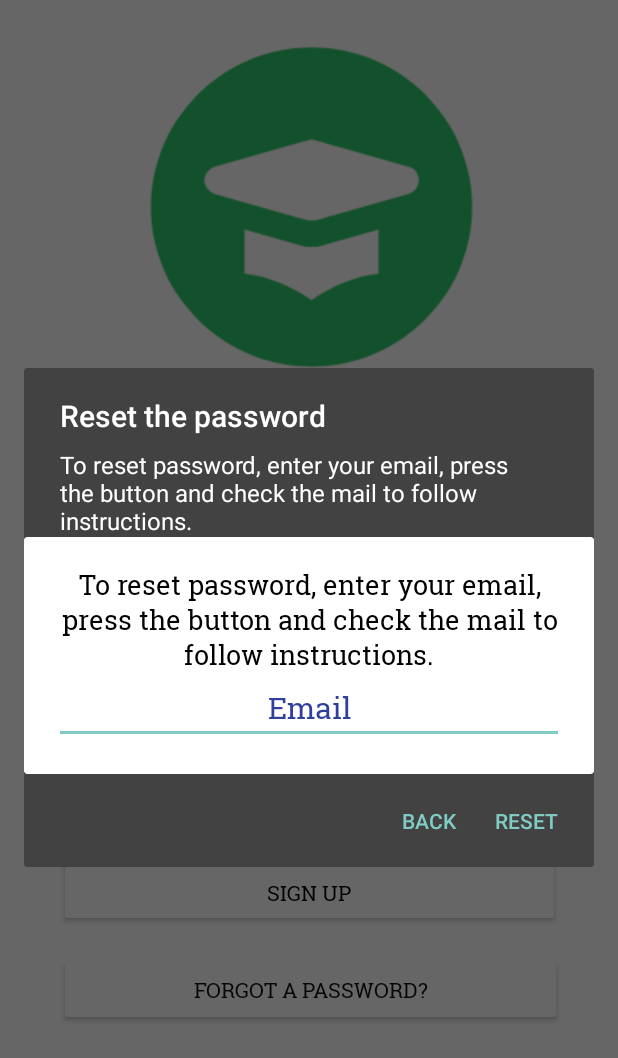
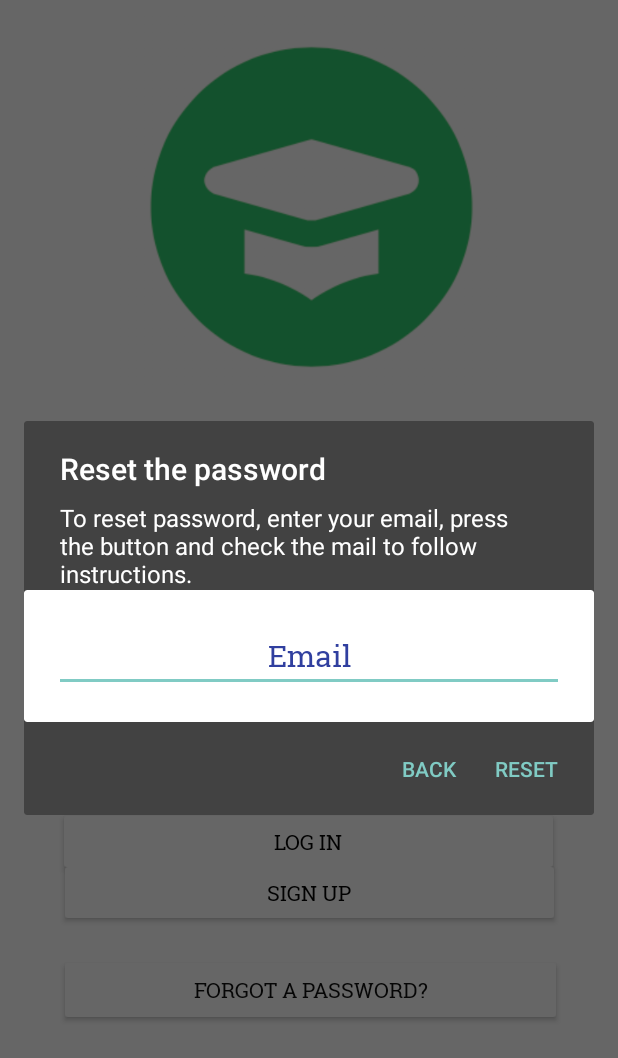
Before and after one commit to NastyaSuh/Learn-to-Earn, an Android app: the screen it shows after launch (MainActivity), after a tap on "FORGOT A PASSWORD?", on a phone screen of 412 x 824 dp. Shown: the top 1058 px of the screen. Run offline under Robolectric (Android 15) with nearby library versions, the phone set to English and light mode, and no system bars; our stand-ins replace Firebase (no records; nobody signed in at launch, a user with empty details on screens opened directly); libraries missing offline, so code that uses them is left out: com.rengwuxian.materialedittext; plain views replace MaterialEditText; 1 statement that could not run was skipped.

Commit message:
reset the password

```diff
--- a/app/src/main/res/layout/activity_reset_password.xml
+++ b/app/src/main/res/layout/activity_reset_password.xml
@@ -5,7 +5,8 @@
     android:layout_height="match_parent"
     android:background="#FFFFFF"
     android:backgroundTint="#FFFFFF"
-    app:cardElevation="10dp">
+    app:cardElevation="10dp"
+    android:id="@+id/activity_reset_password">
 
     <LinearLayout
         android:layout_width="match_parent"
@@ -15,18 +16,6 @@
         android:backgroundTint="#FFFFFF"
         android:orientation="vertical"
         >
-
-        <TextView
-            android:layout_width="wrap_content"
-            android:layout_height="wrap_content"
-            android:fontFamily="@font/roboto_slab"
-            android:text="To reset password, enter your email, press the button and check the mail to follow instructions."
-            android:textAlignment="center"
-            android:textColor="@color/common_google_signin_btn_text_dark_focused"
-            android:textSize="18sp"
-
-
-            android:textStyle="normal" />
 
         <com.rengwuxian.materialedittext.MaterialEditText
             android:id="@+id/emailresetField"
```
